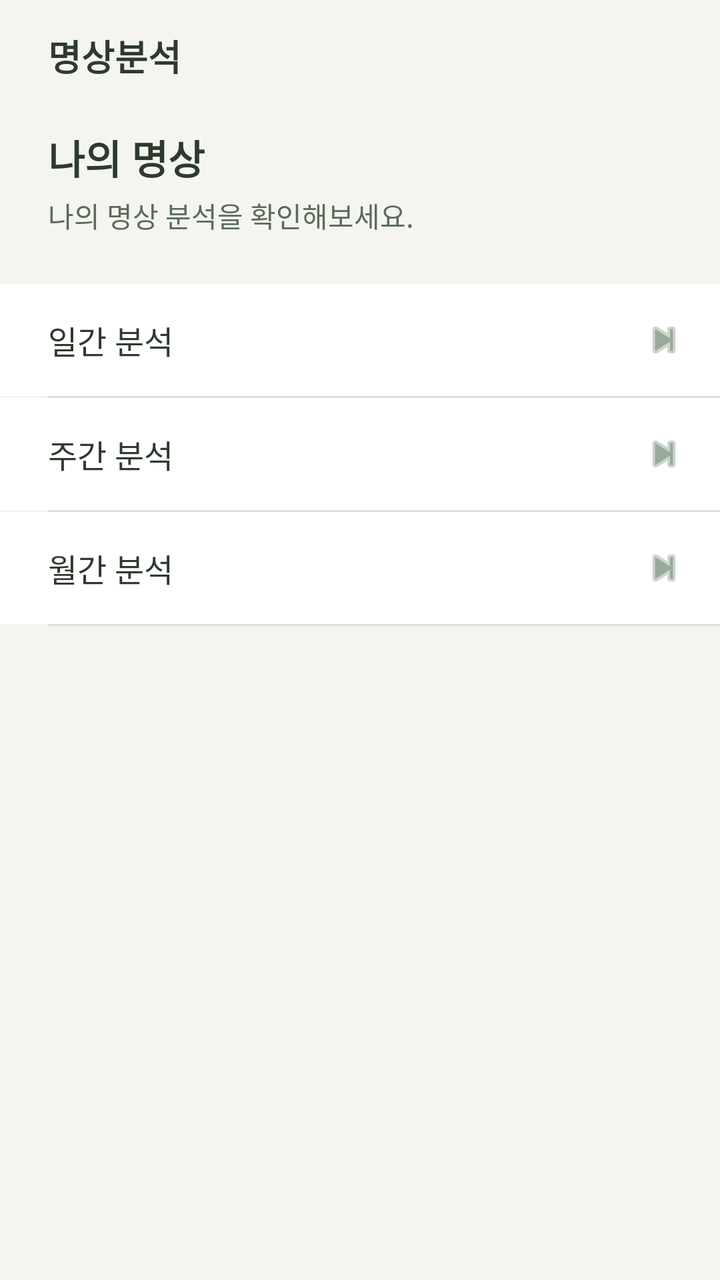
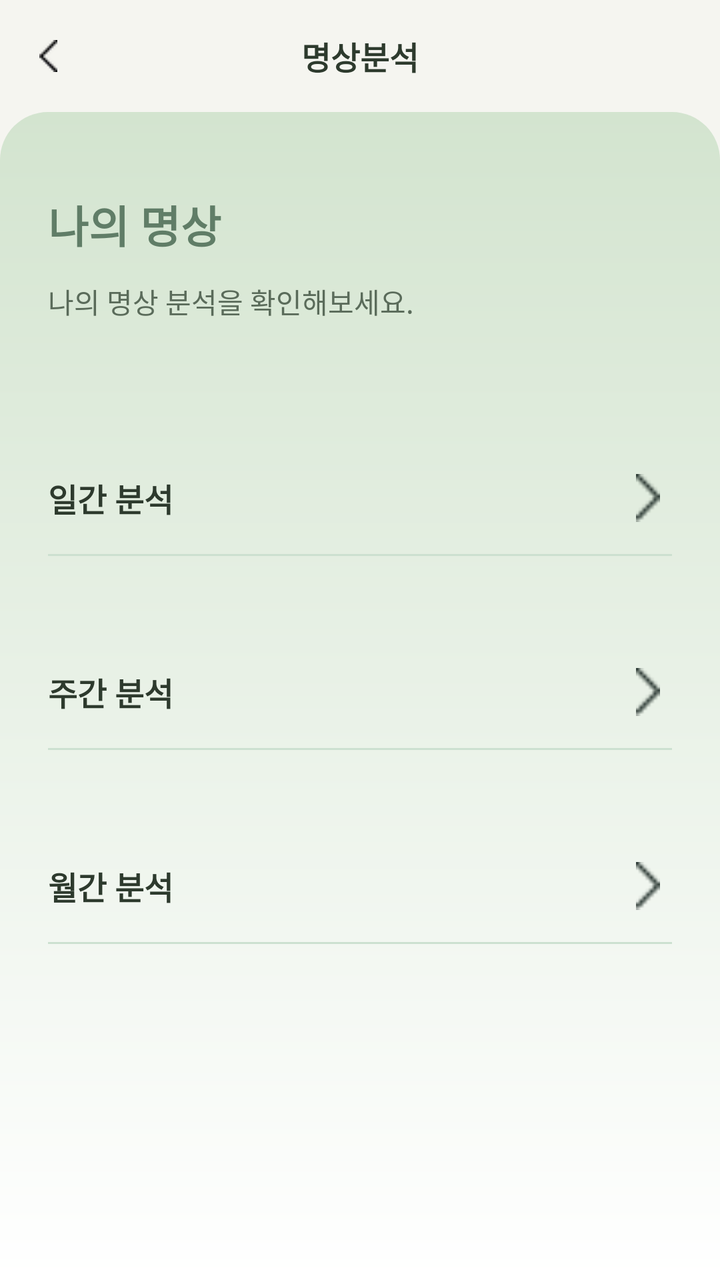

An Android layout rendered at two revisions. The XML below is the earlier revision; the diff shows what the commit changed to produce the second picture.
<!-- AndroidManifest.xml: application theme Theme.NewRitage -->
<!-- res/layout/fragment_analysis.xml -->
<?xml version="1.0" encoding="utf-8"?>
<LinearLayout
    xmlns:android="http://schemas.android.com/apk/res/android"
    android:layout_width="match_parent"
    android:layout_height="match_parent"
    android:orientation="vertical"
    android:background="@color/background">

    <TextView
        android:layout_width="match_parent"
        android:layout_height="56dp"
        android:text="@string/analysis_title"
        android:textSize="18sp"
        android:textColor="@color/text_primary"
        android:textStyle="bold"
        android:gravity="center_vertical"
        android:paddingStart="24dp" />

    <TextView
        android:layout_width="match_parent"
        android:layout_height="wrap_content"
        android:text="@string/my_meditation"
        android:textSize="20sp"
        android:textColor="@color/text_primary"
        android:textStyle="bold"
        android:paddingStart="24dp"
        android:paddingEnd="24dp"
        android:paddingTop="8dp" />

    <TextView
        android:layout_width="match_parent"
        android:layout_height="wrap_content"
        android:text="@string/analysis_desc"
        android:textSize="14sp"
        android:textColor="@color/text_secondary"
        android:paddingStart="24dp"
        android:paddingEnd="24dp"
        android:paddingTop="4dp"
        android:paddingBottom="24dp" />

    
    <LinearLayout
        android:id="@+id/rowDailyAnalysis"
        android:layout_width="match_parent"
        android:layout_height="56dp"
        android:orientation="horizontal"
        android:gravity="center_vertical"
        android:paddingStart="24dp"
        android:paddingEnd="16dp"
        android:background="@color/surface"
        android:foreground="?attr/selectableItemBackground">

        <TextView
            android:layout_width="0dp"
            android:layout_height="wrap_content"
            android:layout_weight="1"
            android:text="@string/daily_analysis"
            android:textSize="16sp"
            android:textColor="@color/text_primary" />

        <ImageView
            android:layout_width="24dp"
            android:layout_height="24dp"
            android:src="@android:drawable/ic_media_next"
            android:tint="@color/text_hint" />
    </LinearLayout>

    <View android:layout_width="match_parent" android:layout_height="1dp"
        android:background="@color/divider" android:layout_marginStart="24dp" />

    
    <LinearLayout
        android:id="@+id/rowWeeklyAnalysis"
        android:layout_width="match_parent"
        android:layout_height="56dp"
        android:orientation="horizontal"
        android:gravity="center_vertical"
        android:paddingStart="24dp"
        android:paddingEnd="16dp"
        android:background="@color/surface"
        android:foreground="?attr/selectableItemBackground">

        <TextView
            android:layout_width="0dp"
            android:layout_height="wrap_content"
            android:layout_weight="1"
            android:text="@string/weekly_analysis"
            android:textSize="16sp"
            android:textColor="@color/text_primary" />

        <ImageView
            android:layout_width="24dp"
            android:layout_height="24dp"
            android:src="@android:drawable/ic_media_next"
            android:tint="@color/text_hint" />
    </LinearLayout>

    <View android:layout_width="match_parent" android:layout_height="1dp"
        android:background="@color/divider" android:layout_marginStart="24dp" />

    
    <LinearLayout
        android:id="@+id/rowMonthlyAnalysis"
        android:layout_width="match_parent"
        android:layout_height="56dp"
        android:orientation="horizontal"
        android:gravity="center_vertical"
        android:paddingStart="24dp"
        android:paddingEnd="16dp"
        android:background="@color/surface"
        android:foreground="?attr/selectableItemBackground">

        <TextView
            android:layout_width="0dp"
            android:layout_height="wrap_content"
            android:layout_weight="1"
            android:text="@string/monthly_analysis"
            android:textSize="16sp"
            android:textColor="@color/text_primary" />

        <ImageView
            android:layout_width="24dp"
            android:layout_height="24dp"
            android:src="@android:drawable/ic_media_next"
            android:tint="@color/text_hint" />
    </LinearLayout>

    <View android:layout_width="match_parent" android:layout_height="1dp"
        android:background="@color/divider" android:layout_marginStart="24dp" />

</LinearLayout>
<!-- resources referenced by this layout -->
<resources>
  <color name="background">#F5F5F0</color>
  <color name="divider">#E0E0D8</color>
  <color name="surface">#FFFFFF</color>
  <color name="text_hint">#9AAA9A</color>
  <color name="text_primary">#2D3A2D</color>
  <color name="text_secondary">#5A6B5A</color>
  <string name="analysis_desc">나의 명상 분석을 확인해보세요.</string>
  <string name="analysis_title">명상분석</string>
  <string name="daily_analysis">일간 분석</string>
  <string name="monthly_analysis">월간 분석</string>
  <string name="my_meditation">나의 명상</string>
  <string name="weekly_analysis">주간 분석</string>
  <style name="Theme.NewRitage" parent="Theme.MaterialComponents.Light.NoActionBar">
          <item name="colorPrimary">@color/primary</item>
          <item name="colorPrimaryDark">@color/primary_dark</item>
          <item name="colorAccent">@color/primary</item>
          <item name="android:windowBackground">@color/background</item>
          <item name="android:statusBarColor">@color/primary</item>
          <item name="android:fontFamily">sans-serif</item>
      </style>
  <color name="primary">#8B9E7B</color>
  <color name="primary_dark">#6B7E5B</color>
</resources>

<!-- the commit's change to res/layout/fragment_analysis.xml (unified diff, before → after) -->
@@ -6,126 +6,172 @@
     android:orientation="vertical"
     android:background="@color/background">
 
-    <TextView
+    
+    <RelativeLayout
         android:layout_width="match_parent"
         android:layout_height="56dp"
-        android:text="@string/analysis_title"
-        android:textSize="18sp"
-        android:textColor="@color/text_primary"
-        android:textStyle="bold"
-        android:gravity="center_vertical"
-        android:paddingStart="24dp" />
+        android:background="@color/background">
 
-    <TextView
-        android:layout_width="match_parent"
-        android:layout_height="wrap_content"
-        android:text="@string/my_meditation"
-        android:textSize="20sp"
-        android:textColor="@color/text_primary"
-        android:textStyle="bold"
-        android:paddingStart="24dp"
-        android:paddingEnd="24dp"
-        android:paddingTop="8dp" />
+        <ImageView
+            android:id="@+id/btnBack"
+            android:layout_width="48dp"
+            android:layout_height="match_parent"
+            android:layout_alignParentStart="true"
+            android:layout_centerInParent="true"
+            android:scaleType="center"
+            android:src="@drawable/back"
+            android:contentDescription="뒤로가기" />
 
-    <TextView
-        android:layout_width="match_parent"
-        android:layout_height="wrap_content"
-        android:text="@string/analysis_desc"
-        android:textSize="14sp"
-        android:textColor="@color/text_secondary"
-        android:paddingStart="24dp"
-        android:paddingEnd="24dp"
-        android:paddingTop="4dp"
-        android:paddingBottom="24dp" />
+        <TextView
+            android:layout_width="wrap_content"
+            android:layout_height="wrap_content"
+            android:layout_centerInParent="true"
+            android:text="@string/analysis_title"
+            android:textSize="16sp"
+            android:textColor="@color/text_primary"
+            android:textStyle="bold" />
+    </RelativeLayout>
 
     
     <LinearLayout
-        android:id="@+id/rowDailyAnalysis"
         android:layout_width="match_parent"
-        android:layout_height="56dp"
-        android:orientation="horizontal"
-        android:gravity="center_vertical"
-        android:paddingStart="24dp"
-        android:paddingEnd="16dp"
-        android:background="@color/surface"
-        android:foreground="?attr/selectableItemBackground">
+        android:layout_height="0dp"
+        android:layout_weight="1"
+        android:background="@drawable/greencard"
+        android:orientation="vertical"
+        android:paddingTop="40dp"> 
 
+        
         <TextView
-            android:layout_width="0dp"
+            android:layout_width="match_parent"
             android:layout_height="wrap_content"
-            android:layout_weight="1"
-            android:text="@string/daily_analysis"
-            android:textSize="16sp"
-            android:textColor="@color/text_primary" />
+            android:layout_marginStart="24dp"
+            android:layout_marginEnd="24dp"
+            android:text="@string/my_meditation"
+            android:textColor="#607D67"
+            android:textSize="22sp"
+            android:textStyle="bold" />
 
-        <ImageView
-            android:layout_width="24dp"
-            android:layout_height="24dp"
-            android:src="@android:drawable/ic_media_next"
-            android:tint="@color/text_hint" />
+        
+        <TextView
+            android:layout_width="match_parent"
+            android:layout_height="wrap_content"
+            android:layout_marginStart="24dp"
+            android:layout_marginEnd="24dp"
+            android:paddingTop="12dp"
+            android:text="@string/analysis_desc"
+            android:textColor="@color/text_secondary"
+            android:textSize="14sp" />
+
+        
+        <LinearLayout
+            android:id="@+id/rowDailyAnalysis"
+            android:layout_width="match_parent"
+            android:layout_height="56dp"
+            android:layout_marginTop="60dp"
+            android:background="@android:color/transparent"
+            android:foreground="?attr/selectableItemBackground"
+            android:gravity="center_vertical"
+            android:orientation="horizontal"
+            android:paddingStart="24dp"
+            android:paddingEnd="24dp">
+
+            <TextView
+                android:layout_width="0dp"
+                android:layout_height="wrap_content"
+                android:layout_weight="1"
+                android:text="@string/daily_analysis"
+                android:textColor="@color/text_primary"
+                android:textSize="16sp"
+                android:textStyle="bold" />
+
+            <ImageView
+                android:layout_width="24dp"
+                android:layout_height="24dp"
+                android:contentDescription="이동"
+                android:src="@drawable/next" />
+        </LinearLayout>
+
+        
+        <View
+            android:layout_width="match_parent"
+            android:layout_height="1dp"
+            android:layout_marginStart="24dp"
+            android:layout_marginEnd="24dp"
+            android:background="#CCE0D0" />
+
+        
+        <LinearLayout
+            android:id="@+id/rowWeeklyAnalysis"
+            android:layout_width="match_parent"
+            android:layout_height="56dp"
+            android:layout_marginTop="40dp"
+            android:background="@android:color/transparent"
+            android:foreground="?attr/selectableItemBackground"
+            android:gravity="center_vertical"
+            android:orientation="horizontal"
+            android:paddingStart="24dp"
+            android:paddingEnd="24dp">
+
+            <TextView
+                android:layout_width="0dp"
+                android:layout_height="wrap_content"
+                android:layout_weight="1"
+                android:text="@string/weekly_analysis"
+                android:textColor="@color/text_primary"
+                android:textSize="16sp"
+                android:textStyle="bold" />
+
+            <ImageView
+                android:layout_width="24dp"
+                android:layout_height="24dp"
+                android:contentDescription="이동"
+                android:src="@drawable/next" />
+        </LinearLayout>
+
+        <View
+            android:layout_width="match_parent"
+            android:layout_height="1dp"
+            android:layout_marginStart="24dp"
+            android:layout_marginEnd="24dp"
+            android:background="#CCE0D0" />
+
+        
+        <LinearLayout
+            android:id="@+id/rowMonthlyAnalysis"
+            android:layout_width="match_parent"
+            android:layout_height="56dp"
+            android:layout_marginTop="40dp"
+            android:background="@android:color/transparent"
+            android:foreground="?attr/selectableItemBackground"
+            android:gravity="center_vertical"
+            android:orientation="horizontal"
+            android:paddingStart="24dp"
+            android:paddingEnd="24dp">
+
+            <TextView
+                android:layout_width="0dp"
+                android:layout_height="wrap_content"
+                android:layout_weight="1"
+                android:text="@string/monthly_analysis"
+                android:textColor="@color/text_primary"
+                android:textSize="16sp"
+                android:textStyle="bold" />
+
+            <ImageView
+                android:layout_width="24dp"
+                android:layout_height="24dp"
+                android:contentDescription="이동"
+                android:src="@drawable/next" />
+        </LinearLayout>
+
+        <View
+            android:layout_width="match_parent"
+            android:layout_height="1dp"
+            android:layout_marginStart="24dp"
+            android:layout_marginEnd="24dp"
+            android:background="#CCE0D0" />
+
     </LinearLayout>
 
-    <View android:layout_width="match_parent" android:layout_height="1dp"
-        android:background="@color/divider" android:layout_marginStart="24dp" />
-
-    
-    <LinearLayout
-        android:id="@+id/rowWeeklyAnalysis"
-        android:layout_width="match_parent"
-        android:layout_height="56dp"
-        android:orientation="horizontal"
-        android:gravity="center_vertical"
-        android:paddingStart="24dp"
-        android:paddingEnd="16dp"
-        android:background="@color/surface"
-        android:foreground="?attr/selectableItemBackground">
-
-        <TextView
-            android:layout_width="0dp"
-            android:layout_height="wrap_content"
-            android:layout_weight="1"
-            android:text="@string/weekly_analysis"
-            android:textSize="16sp"
-            android:textColor="@color/text_primary" />
-
-        <ImageView
-            android:layout_width="24dp"
-            android:layout_height="24dp"
-            android:src="@android:drawable/ic_media_next"
-            android:tint="@color/text_hint" />
-    </LinearLayout>
-
-    <View android:layout_width="match_parent" android:layout_height="1dp"
-        android:background="@color/divider" android:layout_marginStart="24dp" />
-
-    
-    <LinearLayout
-        android:id="@+id/rowMonthlyAnalysis"
-        android:layout_width="match_parent"
-        android:layout_height="56dp"
-        android:orientation="horizontal"
-        android:gravity="center_vertical"
-        android:paddingStart="24dp"
-        android:paddingEnd="16dp"
-        android:background="@color/surface"
-        android:foreground="?attr/selectableItemBackground">
-
-        <TextView
-            android:layout_width="0dp"
-            android:layout_height="wrap_content"
-            android:layout_weight="1"
-            android:text="@string/monthly_analysis"
-            android:textSize="16sp"
-            android:textColor="@color/text_primary" />
-
-        <ImageView
-            android:layout_width="24dp"
-            android:layout_height="24dp"
-            android:src="@android:drawable/ic_media_next"
-            android:tint="@color/text_hint" />
-    </LinearLayout>
-
-    <View android:layout_width="match_parent" android:layout_height="1dp"
-        android:background="@color/divider" android:layout_marginStart="24dp" />
-
 </LinearLayout>
<!-- resource entries referenced after the edit -->
@@ -1,11 +1,24 @@
 <!-- resources referenced by this layout -->
 <resources>
   <color name="background">#F5F5F0</color>
-  <color name="divider">#E0E0D8</color>
-  <color name="surface">#FFFFFF</color>
-  <color name="text_hint">#9AAA9A</color>
   <color name="text_primary">#2D3A2D</color>
   <color name="text_secondary">#5A6B5A</color>
+  <!-- drawable back: png bitmap (drawable, 368 bytes) -->
+  <!-- drawable greencard (drawable) -->
+  <?xml version="1.0" encoding="utf-8"?>
+  <shape xmlns:android="http://schemas.android.com/apk/res/android"
+      android:shape="rectangle">
+      
+      <gradient
+          android:startColor="#D3E4CF"
+          android:endColor="#FFFFFF"
+          android:angle="270" />
+      
+      <corners
+          android:topLeftRadius="24dp"
+          android:topRightRadius="24dp" />
+  </shape>
+  <!-- drawable next: png bitmap (drawable, 300 bytes) -->
   <string name="analysis_desc">나의 명상 분석을 확인해보세요.</string>
   <string name="analysis_title">명상분석</string>
   <string name="daily_analysis">일간 분석</string>
